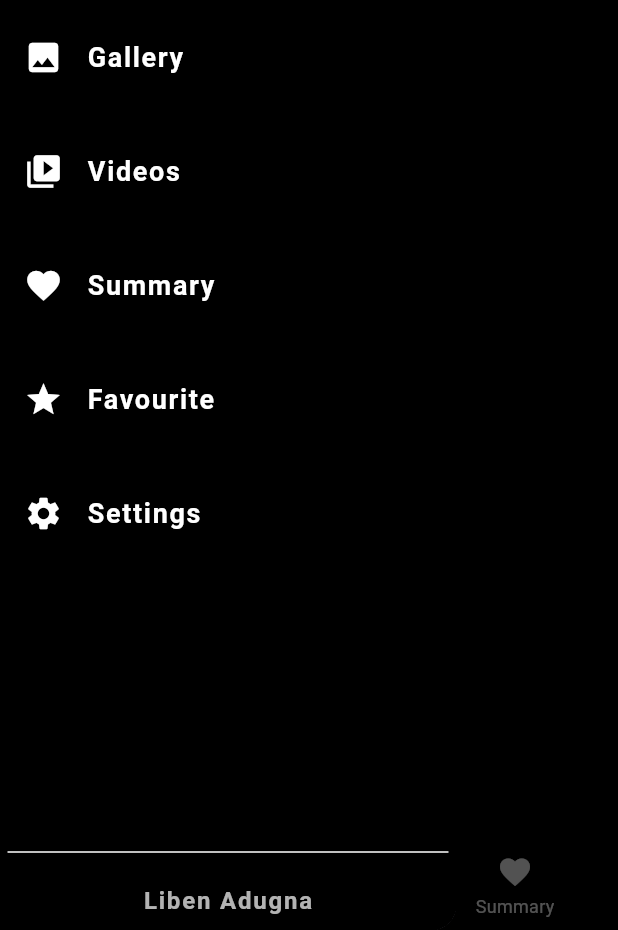
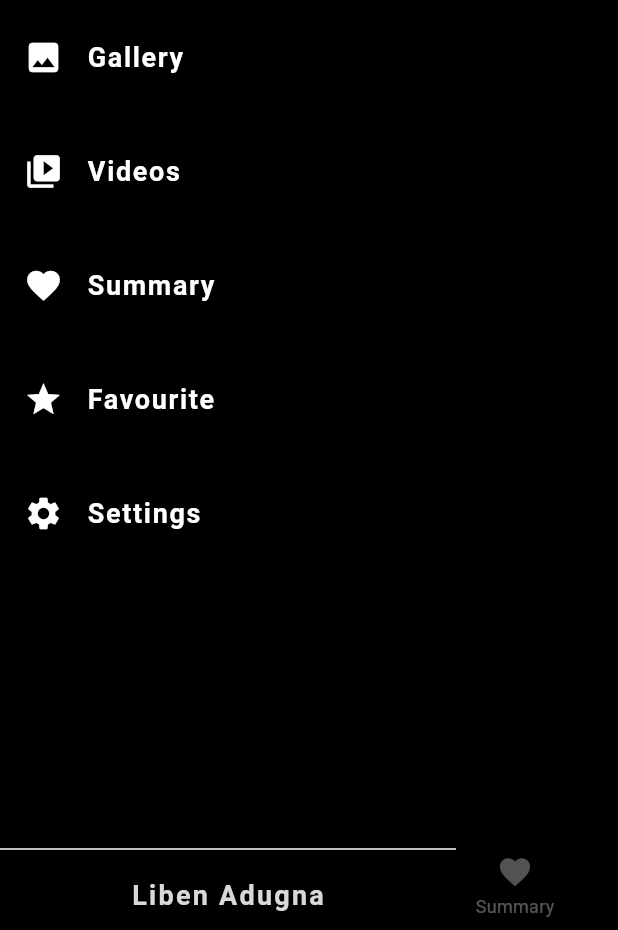
Before and after one commit to Lib1221/KeneniAdugna, a Flutter app: the screen it shows after launch, with the side drawer open, on a phone screen of 412 x 824 dp, the part 306-1236 px from its top. Run offline on Flutter 3.47's test engine with Material 3 defaults, Android fonts, the phone set to English and light mode, and no system bars; our stand-ins replace carousel_slider, cloud_firestore, firebase_core, photo_view, share_plus, shared_preferences and 2 more; accounts and stored records are empty; Roboto replaces fonts that are missing (SourceCodePro).

Commit message:
Refactor main.dart to update sidebar design and add more emphasis to the name

```diff
--- a/keneniapp/lib/main.dart
+++ b/keneniapp/lib/main.dart
@@ -141,27 +141,36 @@ class _HomePageState extends State<HomePage> {
           ),
 
           Padding(
-            padding: const EdgeInsets.all(5),
+            padding: const EdgeInsets.all(0),
             child: Align(
               alignment: Alignment.bottomCenter,
               child: Divider(color: Colors.white,)
             ),
           ),
           Padding(
-            padding: const EdgeInsets.all(8.0),
+  padding: const EdgeInsets.symmetric(vertical: 10.0, horizontal: 16.0),
   child: Align(
     alignment: Alignment.bottomCenter,
     child: Text(
       'Liben Adugna',
       style: TextStyle(
-                  fontSize: 16,
-                  fontWeight: FontWeight.bold,
-                  color: Colors.white70,
-                  letterSpacing: 1.2,
+        fontSize: 18, // Slightly larger font size
+        fontWeight: FontWeight.w600, // Stronger emphasis on the name
+        color: Colors.white.withOpacity(0.85), // More refined white shade
+        letterSpacing: 1.5, // Slightly more spacing for clarity
+        fontFamily: 'SourceCodePro', // Developer-style font family
+        shadows: [
+          Shadow(
+            color: Colors.black.withOpacity(0.5), // Darker shadow for depth
+            offset: Offset(2, 2),
+            blurRadius: 4,
+          ),
+        ],
       ),
     ),
   ),
-          ),
+)
+,
         ],
       ),
     ),
```
Lines whose indentation alone changed are shown as unchanged.
